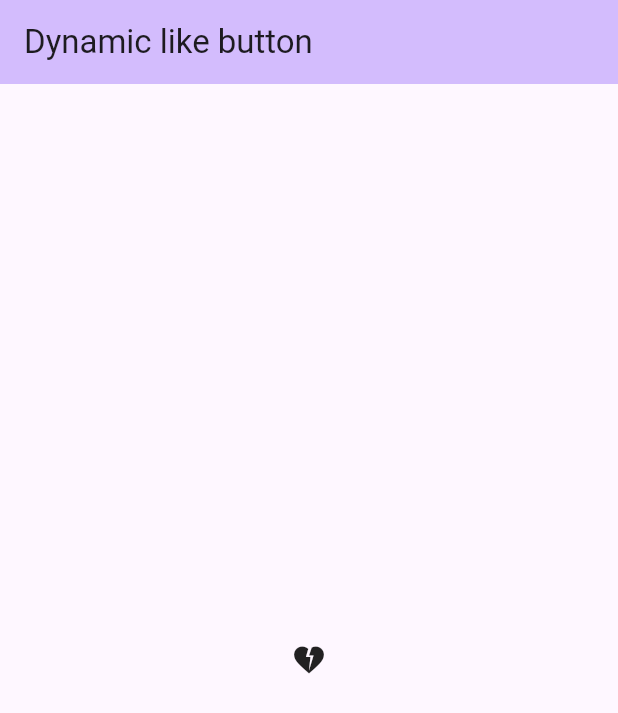
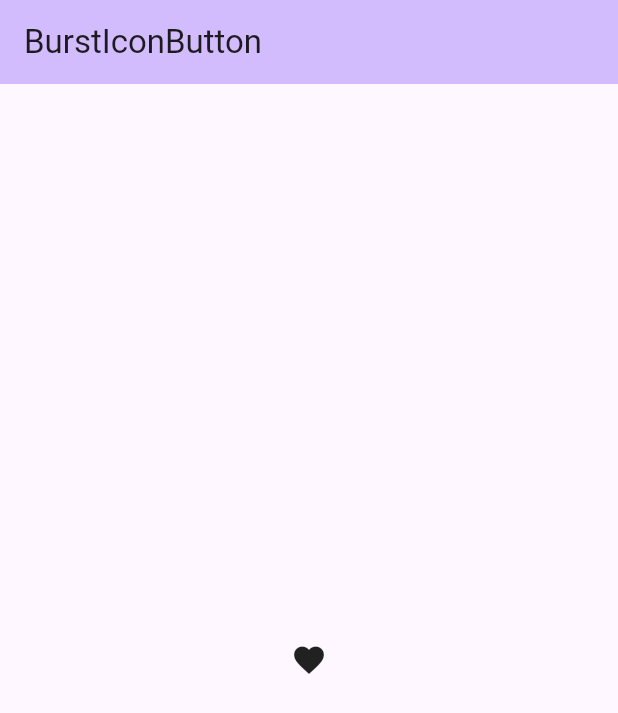
Before and after one commit to hongmono/flutter_interactions, a Flutter app: the screen it shows after launch, on a phone screen of 412 x 824 dp. Shown: the top 713 px of the screen. Run offline on Flutter 3.47's test engine with Material 3 defaults, Android fonts, the phone set to English and light mode, and no system bars.

Commit message:
add BurstIconButton

```diff
--- a/apps/dynamic_like_button/lib/main.dart
+++ b/apps/dynamic_like_button/lib/main.dart
@@ -1,3 +1,6 @@
+import 'dart:async';
+import 'dart:math';
+
 import 'package:flutter/material.dart';
 
 void main() {
@@ -11,12 +14,12 @@ class MyApp extends StatelessWidget {
   @override
   Widget build(BuildContext context) {
     return MaterialApp(
-      title: 'Dynamic like button',
+      title: 'BurstIconButton',
       theme: ThemeData(
         colorScheme: ColorScheme.fromSeed(seedColor: Colors.deepPurple),
         useMaterial3: true,
       ),
-      home: const App(title: 'Dynamic like button'),
+      home: const App(title: 'BurstIconButton'),
     );
   }
 }
@@ -30,7 +33,7 @@ class App extends StatefulWidget {
   State<App> createState() => _AppState();
 }
 
-class _AppState extends State<App> {
+class _AppState extends State<App> with TickerProviderStateMixin {
   @override
   Widget build(BuildContext context) {
     return Scaffold(
@@ -39,26 +42,159 @@ class _AppState extends State<App> {
         title: Text(widget.title),
       ),
       body: Center(
-        child: Stack(
-          children: [
-            GestureDetector(
-              onTap: () {},
-              onLongPress: () {},
-              child: const Icon(Icons.heart_broken),
-            ),
-          ],
+        child: BurstIconButton(
+          icon: const Icon(Icons.favorite),
+          pressedIcon: const Icon(Icons.favorite_border),
+          onPressed: () {},
         ),
       ),
     );
   }
 }
 
-class DynamicIcon {
+class _IconData {
   final GlobalKey key;
-  final double velocity;
+  final AnimationController controller;
+  final Animation<double> animation;
+  final double shake;
 
-  const DynamicIcon({
+  const _IconData({
     required this.key,
-    required this.velocity,
+    required this.controller,
+    required this.animation,
+    required this.shake,
   });
 }
+
+class BurstIconButton extends StatefulWidget {
+  const BurstIconButton({
+    super.key,
+    required this.icon,
+    this.pressedIcon,
+    this.duration = const Duration(milliseconds: 1500),
+    this.throttleDuration = const Duration(milliseconds: 100),
+    required this.onPressed,
+  });
+
+  final Icon icon;
+  final Icon? pressedIcon;
+  final Duration duration;
+  final Duration throttleDuration;
+  final VoidCallback? onPressed;
+
+  @override
+  State<BurstIconButton> createState() => _BurstIconButtonState();
+}
+
+class _BurstIconButtonState extends State<BurstIconButton> with TickerProviderStateMixin {
+  late final Duration _duration = widget.duration;
+
+  Timer? _timer;
+  late final Duration _throttleDuration = widget.throttleDuration;
+
+  WidgetState? _state;
+
+  final List<_IconData> _icons = [];
+
+  late final _iconSizeFactor = (widget.icon.size ?? Theme.of(context).iconTheme.size ?? 24.0) / (Theme.of(context).iconTheme.size ?? 24.0);
+
+  @override
+  Widget build(BuildContext context) {
+    return Stack(
+      alignment: Alignment.center,
+      children: [
+        for (final icon in _icons)
+          AnimatedBuilder(
+            animation: icon.controller,
+            builder: (context, child) {
+              return Transform.translate(
+                offset: Offset(
+                  10 * sin(icon.animation.value * pi * icon.shake),
+                  -100 * icon.animation.value * _iconSizeFactor,
+                ),
+                child: FadeTransition(
+                  opacity: Tween(
+                    begin: 1.0,
+                    end: 0.0,
+                  ).animate(icon.animation),
+                  child: widget.icon,
+                ),
+              );
+            },
+          ),
+        GestureDetector(
+          onTapDown: _onTapDown,
+          onTapUp: _onTapUp,
+          onTapCancel: _onTapCancel,
+          onLongPressStart: _onLongPressStart,
+          onLongPressEnd: _onLongPressEnd,
+          child: _state == WidgetState.pressed ? widget.pressedIcon ?? widget.icon : widget.icon,
+        ),
+      ],
+    );
+  }
+
+  void _onTapDown(_) {
+    setState(() {
+      _state = WidgetState.pressed;
+    });
+  }
+
+  void _onTapUp(_) {
+    setState(() {
+      _state = null;
+      _createIcon();
+    });
+
+    widget.onPressed?.call();
+  }
+
+  void _onTapCancel() {
+    setState(() {
+      _state = null;
+    });
+  }
+
+  void _onLongPressStart(_) {
+    _timer?.cancel();
+    _timer = Timer.periodic(_throttleDuration, (_) {
+      _createIcon();
+    });
+
+    setState(() {
+      _state = WidgetState.pressed;
+    });
+  }
+
+  void _onLongPressEnd(_) {
+    _timer?.cancel();
+    setState(() {
+      _state = null;
+    });
+
+    widget.onPressed?.call();
+  }
+
+  void _createIcon() {
+    final key = GlobalKey();
+    final controller = AnimationController(vsync: this, duration: _duration);
+    final animation = CurvedAnimation(parent: controller, curve: Curves.easeOut);
+    final icon = _IconData(
+      key: key,
+      controller: controller,
+      animation: animation,
+      shake: Random().nextDouble() * 3 - 1.5,
+    );
+    _icons.add(icon);
+    controller.forward();
+
+    controller.addStatusListener((status) {
+      if (status == AnimationStatus.completed) {
+        _icons.remove(icon);
+        controller.dispose();
+      }
+    });
+
+    setState(() {});
+  }
+}
```
